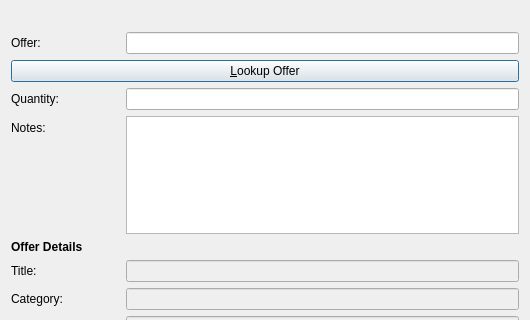
The window that src/qt/forms/acceptandpayofferlistpage.ui (syscoin/syscoin1) describes before a commit, drawn with Qt 5; both pictures show x 0 to 530 and y 0 to 320 of the 530 by 489 pixel window.
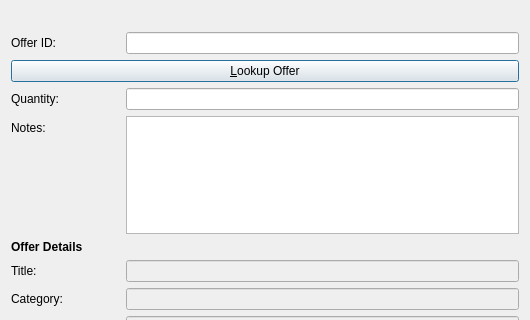
The same window after the commit. Icons and pictures are not drawn.

```diff
--- a/src/qt/forms/acceptandpayofferlistpage.ui
+++ b/src/qt/forms/acceptandpayofferlistpage.ui
@@ -39,7 +39,7 @@
      <item row="2" column="0">
       <widget class="QLabel" name="label">
        <property name="text">
-        <string>Offer:</string>
+        <string>Offer ID:</string>
        </property>
        <property name="buddy">
         <cstring>offeridEdit</cstring>
```
